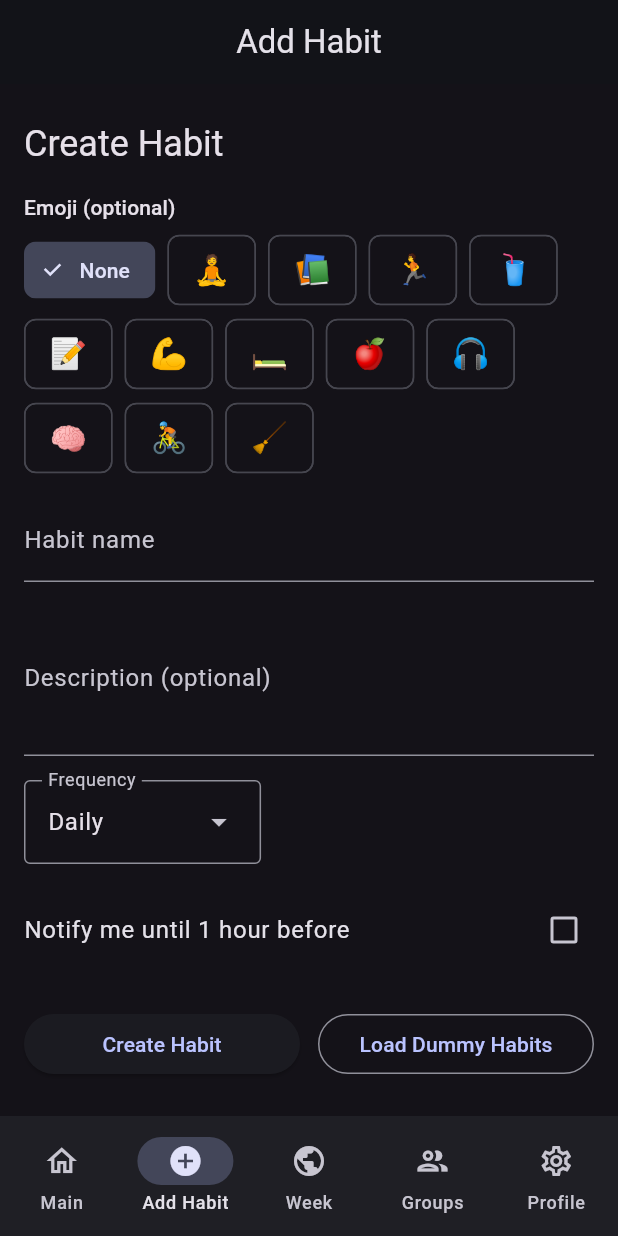
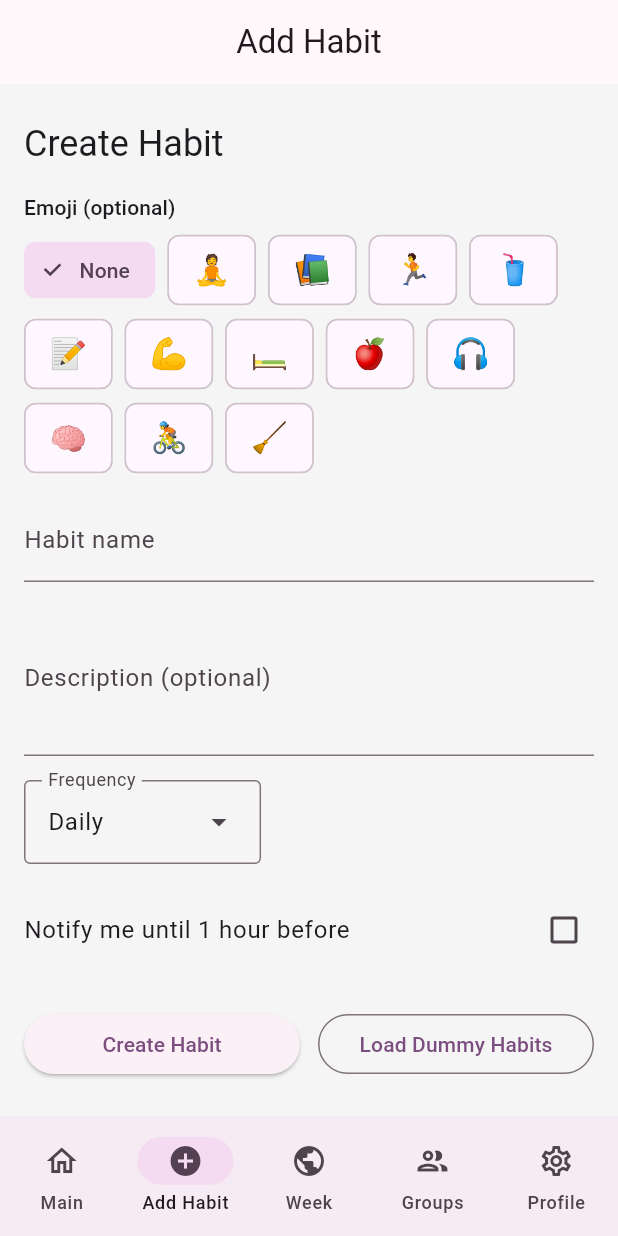
Before and after one commit to erenayar-12/CS310-Group-21, a Flutter app: the screen it shows after launch, item 2 of the bottom bar chosen, on a phone screen of 412 x 824 dp. Run offline on Flutter 3.47's test engine with Material 3 defaults, Android fonts, the light colour scheme and no system bars; our stand-ins replace sqflite, sqflite_common_ffi; accounts and stored records are empty.

Commit message:
Update app theme to light mode

```diff
--- a/lib/app.dart
+++ b/lib/app.dart
@@ -9,11 +9,12 @@ class CommitlyApp extends StatelessWidget {
   Widget build(BuildContext context) {
     return MaterialApp(
       title: 'Commitly',
-      theme: ThemeData.dark(useMaterial3: true).copyWith(
+      theme: ThemeData.light(useMaterial3: true).copyWith(
         colorScheme: ColorScheme.fromSeed(
-          seedColor: Colors.indigo,
-          brightness: Brightness.dark,
+          seedColor: Colors.purple,
+          brightness: Brightness.light,
         ),
+        scaffoldBackgroundColor: Colors.grey.shade100, // Light grey background
       ),
       home: const CommitlyHomeScreen(),
     );
```
